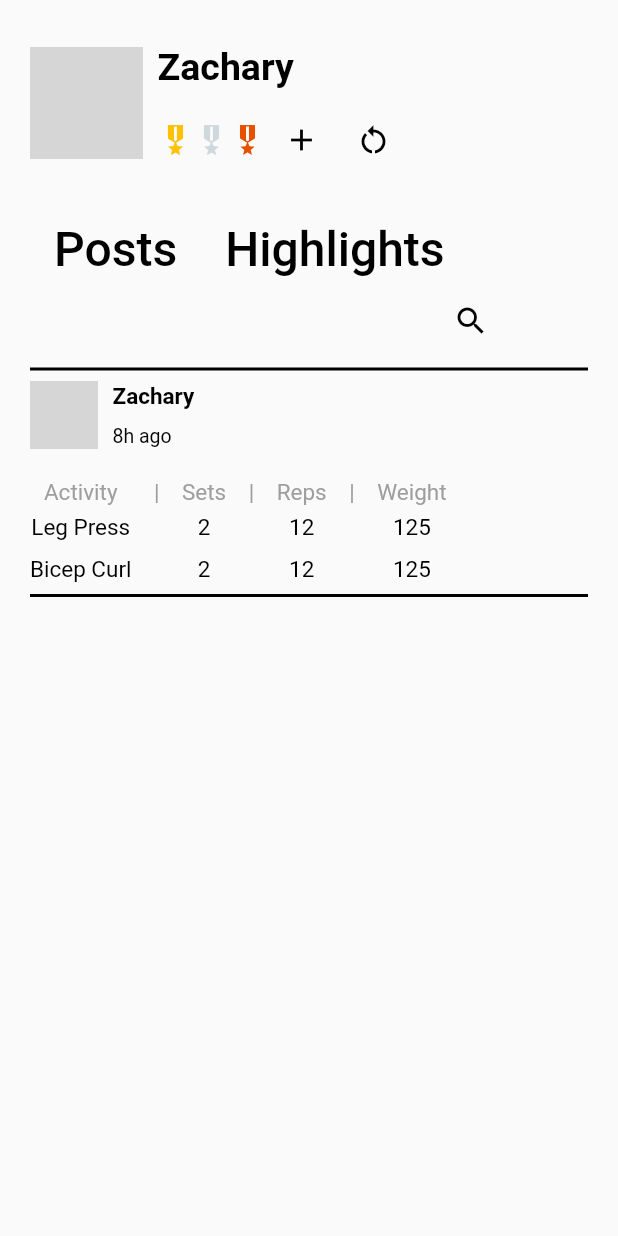
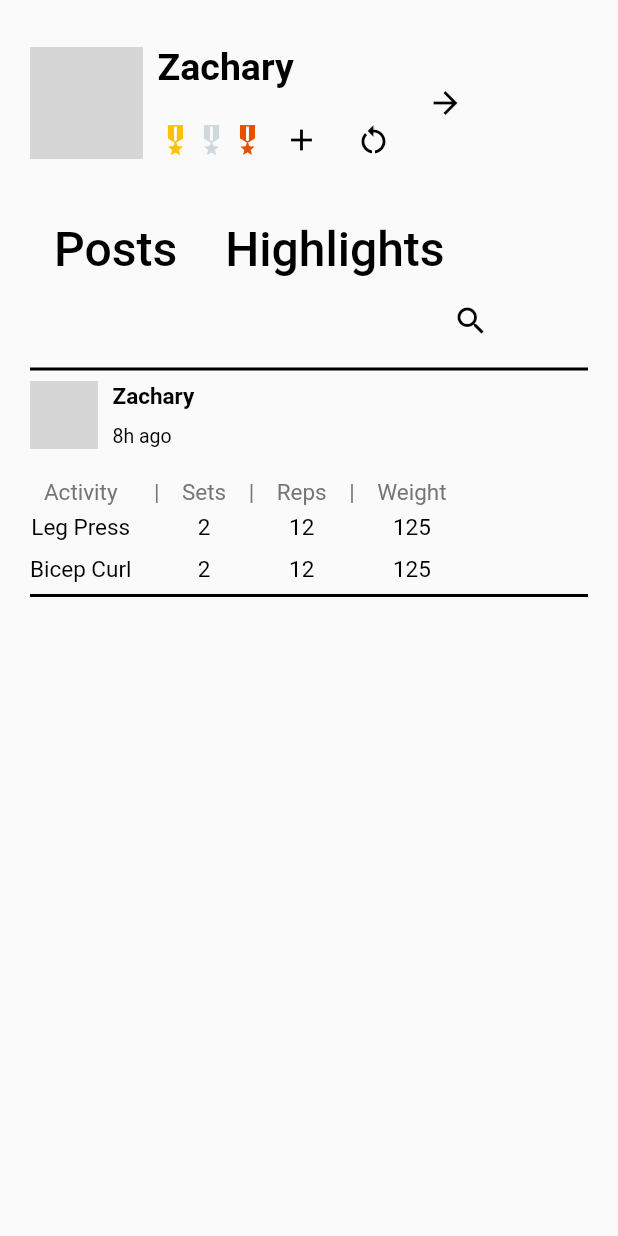
Before and after one commit to dariusrichardson36/FitBuddy, a Flutter app: the ProfilePage screen opened by its route, on a phone screen of 412 x 824 dp. Run offline on Flutter 3.47's test engine with Material 2 defaults, Android fonts, the phone set to English and light mode, and no system bars; our stand-ins replace cloud_firestore, firebase_auth, firebase_core, go_router, google_fonts, google_sign_in and 1 more; missing offline and left inert: dart:ffi; accounts and stored records are empty; network calls fail; grey boxes are pictures that could not be loaded.

Commit message:
Added back button and changed colors to constants

```diff
--- a/lib/pages/drawer.dart
+++ b/lib/pages/drawer.dart
@@ -1,6 +1,6 @@
+import 'package:fit_buddy/constants/color_constants.dart';
 import 'package:fit_buddy/constants/route_constants.dart';
 import 'package:fit_buddy/theme/theme_manager.dart';
-import 'package:fit_buddy/pages/profile_page.dart';
 import 'package:flutter/cupertino.dart';
 import 'package:flutter/material.dart';
 import 'package:go_router/go_router.dart';
@@ -37,7 +37,7 @@ class DrawerPage extends StatelessWidget {
                   Text(
                     'Zachary@Zac.Graham',
                     style: TextStyle(
-                        color: Colors.black,
+                        color: FitBuddyColorConstants.lOnPrimary,
                         fontSize: 15,
                         fontWeight: FontWeight.bold),
                   ),
@@ -45,7 +45,7 @@ class DrawerPage extends StatelessWidget {
                   Text(
                     '215 Friends',
                     style: TextStyle(
-                      color: Colors.grey[600],
+                      color: FitBuddyColorConstants.lOnSecondary,
                       fontSize: 10,
                     ),
                   ),
@@ -56,7 +56,7 @@ class DrawerPage extends StatelessWidget {
           SizedBox(height: 50),
           Row(
             children: [
-              Icon(Icons.person, color: Colors.black, size: 35),
+              Icon(Icons.person, color: FitBuddyColorConstants.lOnPrimary, size: 35),
               SizedBox(width: 15),
               ElevatedButton(
                   onPressed: () {
@@ -68,14 +68,14 @@ class DrawerPage extends StatelessWidget {
                   ),
                   child: Text(
                     'Profile',
-                    style: TextStyle(color: Colors.black, fontSize: 18),
+                    style: TextStyle(color: FitBuddyColorConstants.lOnPrimary, fontSize: 18),
                   )),
             ],
           ),
           SizedBox(height: 15),
           Row(
             children: [
-              Icon(Icons.settings, color: Colors.black, size: 35),
+              Icon(Icons.settings, color: FitBuddyColorConstants.lOnPrimary, size: 35),
               SizedBox(width: 15),
               ElevatedButton(
                   onPressed: () {},
@@ -85,14 +85,14 @@ class DrawerPage extends StatelessWidget {
                   ),
                   child: Text(
                     'Settings',
-                    style: TextStyle(color: Colors.black, fontSize: 18),
+                    style: TextStyle(color: FitBuddyColorConstants.lOnPrimary, fontSize: 18),
                   )),
             ],
           ),
           SizedBox(height: 15),
           Row(
             children: [
-              Icon(Icons.edit, color: Colors.black, size: 35),
+              Icon(Icons.edit, color: FitBuddyColorConstants.lOnPrimary, size: 35),
               SizedBox(width: 15),
               ElevatedButton(
                   onPressed: () {},
@@ -102,7 +102,7 @@ class DrawerPage extends StatelessWidget {
                   ),
                   child: Text(
                     'Log Workout',
-                    style: TextStyle(color: Colors.black, fontSize: 18),
+                    style: TextStyle(color: FitBuddyColorConstants.lOnPrimary, fontSize: 18),
                   )),
             ],
           ),
--- a/lib/pages/profile_page.dart
+++ b/lib/pages/profile_page.dart
@@ -1,5 +1,8 @@
+import 'package:fit_buddy/constants/color_constants.dart';
+import 'package:fit_buddy/constants/route_constants.dart';
 import 'package:flutter/cupertino.dart';
 import 'package:flutter/material.dart';
+import 'package:go_router/go_router.dart';
 
 class ProfilePage extends StatelessWidget {
   const ProfilePage({super.key});
@@ -39,7 +42,7 @@ class ProfilePage extends StatelessWidget {
                       Text(
                         'Zachary',
                         style: TextStyle(
-                          color: Colors.black,
+                          color: FitBuddyColorConstants.lOnPrimary,
                           fontSize: 25,
                           fontWeight: FontWeight.bold
                         ),
@@ -68,7 +71,7 @@ class ProfilePage extends StatelessWidget {
                             onPressed: () {},
                             icon: Icon(
                               Icons.add,
-                              color: Colors.black
+                              color: FitBuddyColorConstants.lOnPrimary
                             )
                           ),
 
@@ -76,13 +79,20 @@ class ProfilePage extends StatelessWidget {
                             onPressed: () {},
                             icon: Icon(
                               Icons.restart_alt,
-                              color: Colors.black
+                              color: FitBuddyColorConstants.lOnPrimary
                             )
                           ),
                         ],
                       ),
                     ],
                   ),
+                  IconButton(
+                    onPressed: () => context.goNamed(FitBuddyRouterConstants.homePage),
+                    icon: Icon(
+                      Icons.arrow_forward,
+                      color: FitBuddyColorConstants.lOnPrimary
+                    )
+                  )
                 ],
               ),
 
@@ -98,7 +108,7 @@ class ProfilePage extends StatelessWidget {
                     ),
                     child: Text(
                       'Posts',
-                      style: TextStyle(color: Colors.black, fontSize: 32),
+                      style: TextStyle(color: FitBuddyColorConstants.lOnPrimary, fontSize: 32),
                     )
                   ),
 
@@ -110,7 +120,7 @@ class ProfilePage extends StatelessWidget {
                     ),
                     child: Text(
                       'Highlights',
-                      style: TextStyle(color: Colors.black, fontSize: 32),
+                      style: TextStyle(color: FitBuddyColorConstants.lOnPrimary, fontSize: 32),
                     )
                   ),
                 ],
@@ -124,14 +134,14 @@ class ProfilePage extends StatelessWidget {
                     onPressed: () {},
                     icon: Icon(
                       Icons.search,
-                      color: Colors.black
+                      color: FitBuddyColorConstants.lOnPrimary
                     )
                   ),
                 ],
               ),
 
               Divider(
-                color: Colors.black,
+                color: FitBuddyColorConstants.lOnPrimary,
                 thickness: 2,
               ),
 
@@ -158,7 +168,7 @@ class ProfilePage extends StatelessWidget {
                       Text(
                         'Zachary',
                         style: TextStyle(
-                          color: Colors.black,
+                          color: FitBuddyColorConstants.lOnPrimary,
                           fontSize: 15,
                           fontWeight: FontWeight.bold
                         ),
@@ -169,7 +179,7 @@ class ProfilePage extends StatelessWidget {
                       Text(
                         '8h ago',
                         style: TextStyle(
-                          color: Colors.black,
+                          color: FitBuddyColorConstants.lOnPrimary,
                           fontSize: 13
                         ),
                       )
@@ -188,7 +198,7 @@ class ProfilePage extends StatelessWidget {
                       Text(
                         'Activity',
                         style: TextStyle(
-                          color: Colors.grey,
+                          color: FitBuddyColorConstants.lOnSecondary,
                           fontSize: 15
                         ),
                       ),
@@ -198,7 +208,7 @@ class ProfilePage extends StatelessWidget {
                       Text(
                         'Leg Press',
                         style: TextStyle(
-                          color: Colors.black,
+                          color: FitBuddyColorConstants.lOnPrimary,
                           fontSize: 15
                         ),
                       ),
@@ -208,7 +218,7 @@ class ProfilePage extends StatelessWidget {
                       Text(
                         'Bicep Curl',
                         style: TextStyle(
-                          color: Colors.black,
+                          color: FitBuddyColorConstants.lOnPrimary,
                           fontSize: 15
                         ),
                       ),
@@ -223,7 +233,7 @@ class ProfilePage extends StatelessWidget {
                       Text(
                        '|',
                         style: TextStyle(
-                          color: Colors.grey,
+                          color: FitBuddyColorConstants.lOnSecondary,
                           fontSize: 15
                         ),
                       ),
@@ -240,7 +250,7 @@ class ProfilePage extends StatelessWidget {
                       Text(
                         'Sets',
                         style: TextStyle(
-                          color: Colors.grey,
+                          color: FitBuddyColorConstants.lOnSecondary,
                           fontSize: 15
                         ),
                       ),
@@ -250,7 +260,7 @@ class ProfilePage extends StatelessWidget {
                       Text(
                         '2',
                         style: TextStyle(
-                          color: Colors.black,
+                          color: FitBuddyColorConstants.lOnPrimary,
                           fontSize: 15
                         ),
                       ),
@@ -260,7 +270,7 @@ class ProfilePage extends StatelessWidget {
                       Text(
                         '2',
                         style: TextStyle(
-                          color: Colors.black,
+                          color: FitBuddyColorConstants.lOnPrimary,
                           fontSize: 15
                         ),
                       ),
@@ -275,7 +285,7 @@ class ProfilePage extends StatelessWidget {
                       Text(
                        '|',
                         style: TextStyle(
-                          color: Colors.grey,
+                          color: FitBuddyColorConstants.lOnSecondary,
                           fontSize: 15
                         ),
                       ),
@@ -292,7 +302,7 @@ class ProfilePage extends StatelessWidget {
                       Text(
                         'Reps',
                         style: TextStyle(
-                          color: Colors.grey,
+                          color: FitBuddyColorConstants.lOnSecondary,
                           fontSize: 15
                         ),
                       ),
@@ -302,7 +312,7 @@ class ProfilePage extends StatelessWidget {
                       Text(
                         '12',
                         style: TextStyle(
-                          color: Colors.black,
+                          color: FitBuddyColorConstants.lOnPrimary,
                           fontSize: 15
                         ),
                       ),
@@ -312,7 +322,7 @@ class ProfilePage extends StatelessWidget {
                       Text(
                         '12',
                         style: TextStyle(
-                          color: Colors.black,
+                          color: FitBuddyColorConstants.lOnPrimary,
                           fontSize: 15
                         ),
                       ),
@@ -327,7 +337,7 @@ class ProfilePage extends StatelessWidget {
                       Text(
                        '|',
                         style: TextStyle(
-                          color: Colors.grey,
+                          color: FitBuddyColorConstants.lOnSecondary,
                           fontSize: 15
                         ),
                       ),
@@ -344,7 +354,7 @@ class ProfilePage extends StatelessWidget {
                       Text(
                         'Weight',
                         style: TextStyle(
-                          color: Colors.grey,
+                          color: FitBuddyColorConstants.lOnSecondary,
                           fontSize: 15
                         ),
                       ),
@@ -354,7 +364,7 @@ class ProfilePage extends StatelessWidget {
                       Text(
                         '125',
                         style: TextStyle(
-                          color: Colors.black,
+                          color: FitBuddyColorConstants.lOnPrimary,
                           fontSize: 15
                         ),
                       ),
@@ -364,7 +374,7 @@ class ProfilePage extends StatelessWidget {
                       Text(
                         '125',
                         style: TextStyle(
-                          color: Colors.black,
+                          color: FitBuddyColorConstants.lOnPrimary,
                           fontSize: 15
                         ),
                       ),
@@ -374,7 +384,7 @@ class ProfilePage extends StatelessWidget {
               ),
 
               Divider(
-                color: Colors.black,
+                color: FitBuddyColorConstants.lOnPrimary,
                 thickness: 2,
               ),
 
```
